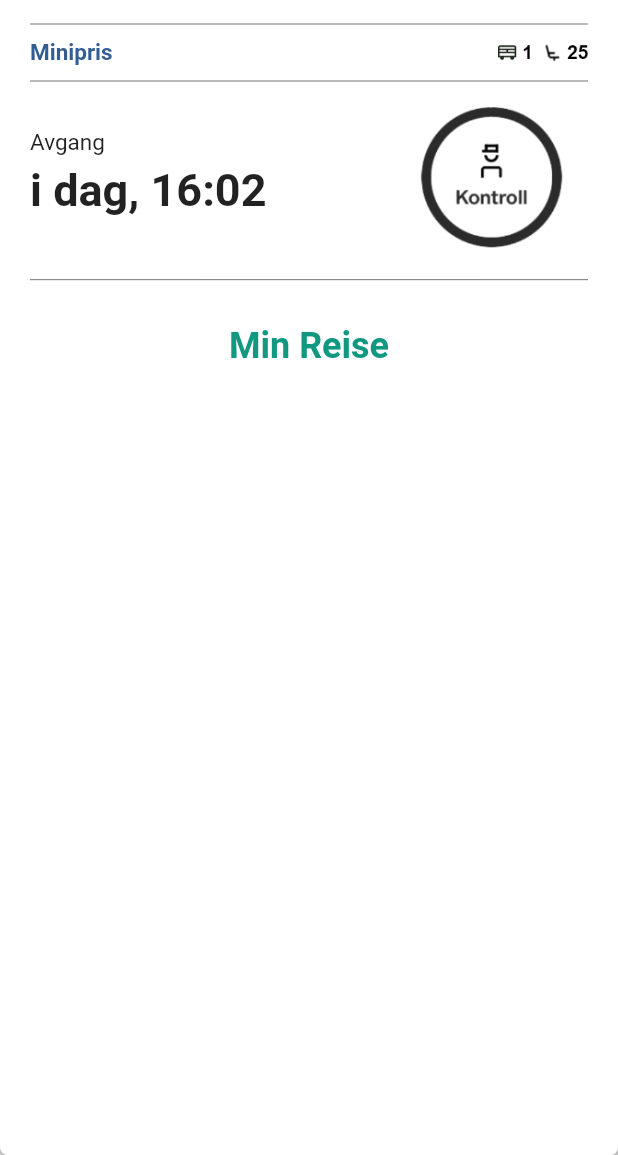
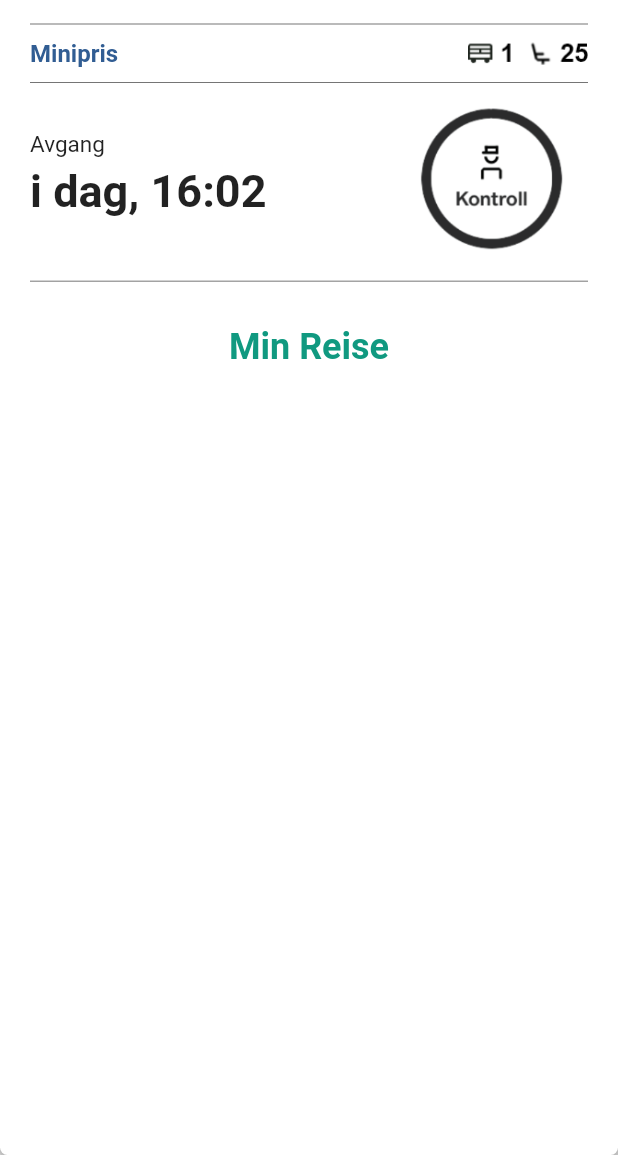
Before and after one commit to tafkolstad/smidig, a Flutter app: the Billett widget shown alone on an empty page, opened directly, on a phone screen of 412 x 824 dp, the part 81-1236 px from its top. Run offline on Flutter 3.47's test engine with Material 2 defaults, Android fonts, the light colour scheme and no system bars; our stand-ins replace firebase_database, flutter_animation_progress_bar, font_awesome_flutter, outline_material_icons, step_progress_indicator; accounts and stored records are empty; Roboto replaces fonts that are missing (Helvetica).

Commit message:
Did the icons bigger on billlett site

```diff
--- a/lib/billetter/billett.dart
+++ b/lib/billetter/billett.dart
@@ -78,7 +78,7 @@ class Billett extends StatelessWidget {
                     'Minipris',
                     style: TextStyle(
                       fontFamily: 'Helvetica', // Does not exist in project
-                      fontSize: 15.0,
+                      fontSize: 16.0,
                       fontWeight: FontWeight.bold,
                       color: Color(0xFF315D93),
                     ),
@@ -86,7 +86,7 @@ class Billett extends StatelessWidget {
                 ),
                 Image(
                   alignment: Alignment.centerRight,
-                  width: 60.0,
+                  width: 80.0,
                   image: AssetImage('assets/minipris_icons.png'),
                 ),
               ],
```
